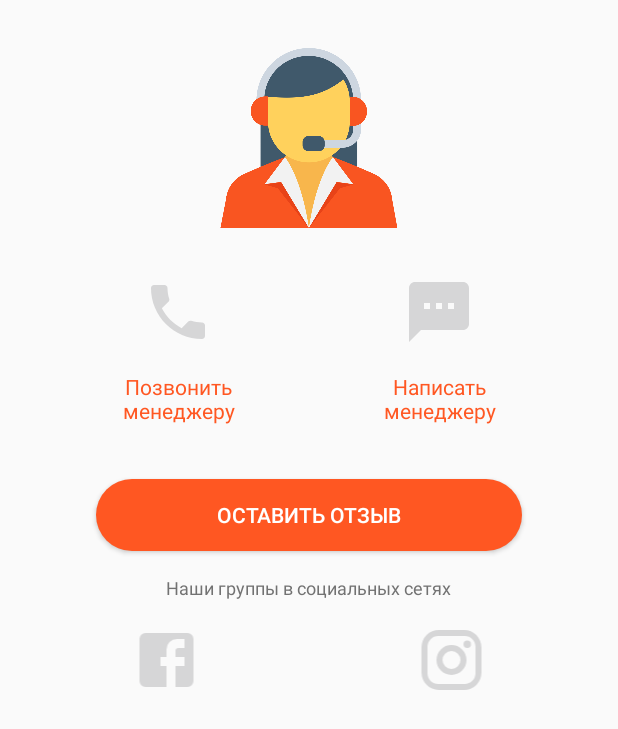
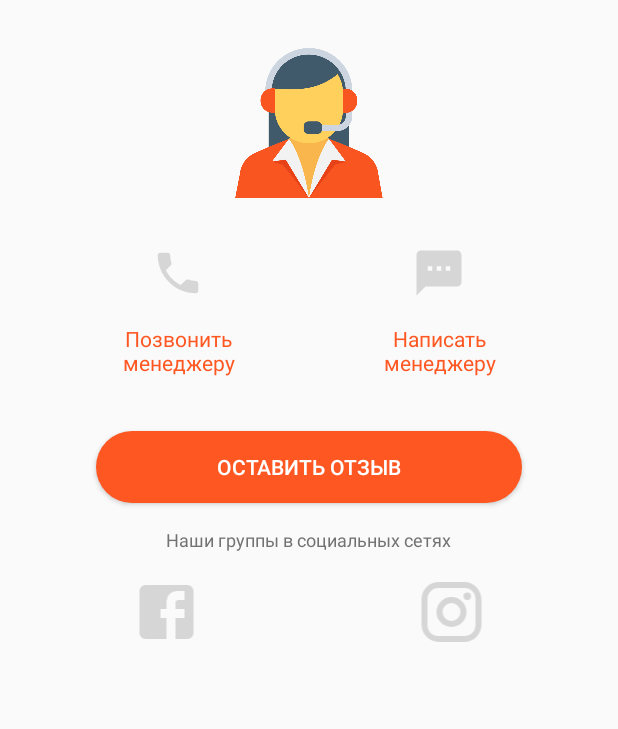
Before and after one commit to BinaryBlitz/JustForYou-Android, an Android app: the fragment SupportFragment shown on its own in the app's theme, on a phone screen of 412 x 824 dp. Shown: the top 729 px of the screen. Run offline under Robolectric (Android 15) with nearby library versions, the phone set to English and light mode, and no system bars; libraries missing offline, so code that uses them is left out: com.arellomobile.mvp; 1 statement that could not run was skipped.

Commit message:
Fix support layout

```diff
--- a/app/src/main/res/layout/fragment_support.xml
+++ b/app/src/main/res/layout/fragment_support.xml
@@ -6,8 +6,8 @@
     >
 
   <ImageView
-      android:layout_width="120dp"
-      android:layout_height="120dp"
+      android:layout_width="100dp"
+      android:layout_height="100dp"
       android:layout_gravity="center_horizontal"
       android:layout_marginTop="32dp"
       android:background="@drawable/icon_callback"
@@ -32,8 +32,8 @@
         >
 
       <ImageView
-          android:layout_width="48dp"
-          android:layout_height="48dp"
+          android:layout_width="36dp"
+          android:layout_height="36dp"
           android:layout_gravity="center_horizontal"
           android:background="@drawable/ic_call_24dp"
           />
@@ -62,8 +62,8 @@
         >
 
       <ImageView
-          android:layout_width="48dp"
-          android:layout_height="48dp"
+          android:layout_width="36dp"
+          android:layout_height="36dp"
           android:layout_gravity="center_horizontal"
           android:background="@drawable/ic_textsms_24dp"
           />
```
